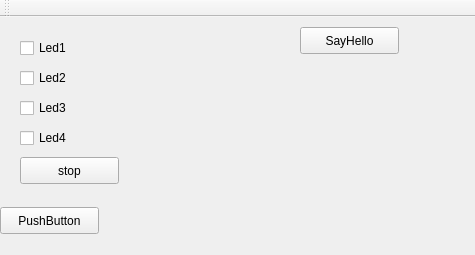
Qt form FriendlyARM6410/mainwindow.ui (xcorpio/FriendlyARM6410) before a commit.
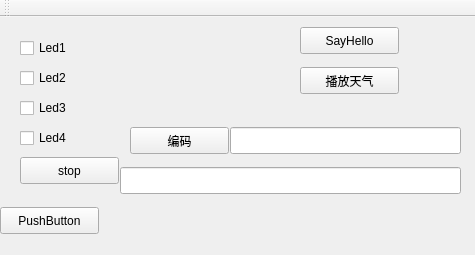
The same form after that commit.

What changed in the file:
```diff
--- a/FriendlyARM6410/mainwindow.ui
+++ b/FriendlyARM6410/mainwindow.ui
@@ -117,6 +117,52 @@
      <string>SayHello</string>
     </property>
    </widget>
+   <widget class="QPushButton" name="pushButton_4">
+    <property name="geometry">
+     <rect>
+      <x>300</x>
+      <y>50</y>
+      <width>99</width>
+      <height>27</height>
+     </rect>
+    </property>
+    <property name="text">
+     <string>播放天气</string>
+    </property>
+   </widget>
+   <widget class="QLineEdit" name="lineEdit">
+    <property name="geometry">
+     <rect>
+      <x>230</x>
+      <y>110</y>
+      <width>231</width>
+      <height>27</height>
+     </rect>
+    </property>
+   </widget>
+   <widget class="QLineEdit" name="lineEdit_2">
+    <property name="geometry">
+     <rect>
+      <x>120</x>
+      <y>150</y>
+      <width>341</width>
+      <height>27</height>
+     </rect>
+    </property>
+   </widget>
+   <widget class="QPushButton" name="pushButton_5">
+    <property name="geometry">
+     <rect>
+      <x>130</x>
+      <y>110</y>
+      <width>99</width>
+      <height>27</height>
+     </rect>
+    </property>
+    <property name="text">
+     <string>编码</string>
+    </property>
+   </widget>
   </widget>
   <widget class="QMenuBar" name="menuBar">
    <property name="geometry">
```
